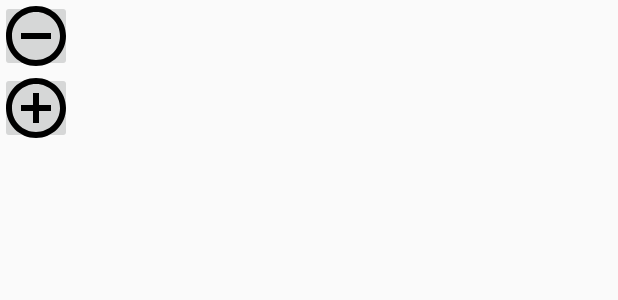
After one commit to Khavronsky/Bottle, an Android app: the layout base_fragment.xml on its own in the app's theme, with its tools: preview values and no code run, on a phone screen of 412 x 824 dp. The commit adds this screen. Shown: the top 300 px of the screen. Run offline under Robolectric (Android 15) with nearby library versions, the phone set to English and light mode, and no system bars.

Commit message:
prepare to coding

```diff
--- a/app/build.gradle
+++ b/app/build.gradle
@@ -10,6 +10,7 @@ android {
         versionCode 1
         versionName "1.0"
         testInstrumentationRunner "android.support.test.runner.AndroidJUnitRunner"
+        vectorDrawables.useSupportLibrary = true
     }
     buildTypes {
         release {
@@ -26,4 +27,6 @@ dependencies {
     })
     compile 'com.android.support:appcompat-v7:25.1.0'
     testCompile 'junit:junit:4.12'
+    compile 'com.android.support:design:25.1.0'
+    compile 'com.android.support.constraint:constraint-layout:1.0.0-beta4'
 }
--- /dev/null
+++ b/app/src/main/res/drawable/ic_control_point_black_24dp.xml
@@ -0,0 +1,4 @@
+<vector android:height="48dp" android:viewportHeight="24.0"
+    android:viewportWidth="24.0" android:width="48dp" xmlns:android="http://schemas.android.com/apk/res/android">
+    <path android:fillColor="#FF000000" android:pathData="M13,7h-2v4L7,11v2h4v4h2v-4h4v-2h-4L13,7zM12,2C6.49,2 2,6.49 2,12s4.49,10 10,10 10,-4.49 10,-10S17.51,2 12,2zM12,20c-4.41,0 -8,-3.59 -8,-8s3.59,-8 8,-8 8,3.59 8,8 -3.59,8 -8,8z"/>
+</vector>
--- /dev/null
+++ b/app/src/main/res/drawable/ic_remove_circle_outline_black_48dp.xml
@@ -0,0 +1,4 @@
+<vector android:height="48dp" android:viewportHeight="24.0"
+    android:viewportWidth="24.0" android:width="48dp" xmlns:android="http://schemas.android.com/apk/res/android">
+    <path android:fillColor="#FF000000" android:pathData="M7,11v2h10v-2L7,11zM12,2C6.48,2 2,6.48 2,12s4.48,10 10,10 10,-4.48 10,-10S17.52,2 12,2zM12,20c-4.41,0 -8,-3.59 -8,-8s3.59,-8 8,-8 8,3.59 8,8 -3.59,8 -8,8z"/>
+</vector>
--- /dev/null
+++ b/app/src/main/res/layout/base_fragment.xml
@@ -0,0 +1,27 @@
+<?xml version="1.0" encoding="utf-8"?>
+<RelativeLayout xmlns:android="http://schemas.android.com/apk/res/android"
+    xmlns:app="http://schemas.android.com/apk/res-auto"
+    xmlns:tools="http://schemas.android.com/tools"
+    android:layout_width="match_parent"
+    android:layout_height="300dp"
+    android:orientation="vertical"
+    android:weightSum="1">
+
+
+    <ImageButton
+        android:id="@+id/button_minus"
+        android:layout_width="48dp"
+        android:layout_height="48dp"
+        app:srcCompat="@drawable/ic_remove_circle_outline_black_48dp" />
+
+    <ImageButton
+        android:id="@+id/button_plus"
+        android:layout_width="48dp"
+        android:layout_height="48dp"
+        android:layout_alignParentLeft="true"
+        android:layout_alignParentStart="true"
+        android:layout_below="@+id/button_minus"
+        app:srcCompat="@drawable/ic_control_point_black_24dp"
+        />
+
+</RelativeLayout>
```
Also changed, not shown: app/src/main/java/com/khavronsky/bottle/AdapterToBaseFragment.java (added, +22 -0 lines), app/src/main/res/layout/activity_main.xml (+14 -6 lines).
